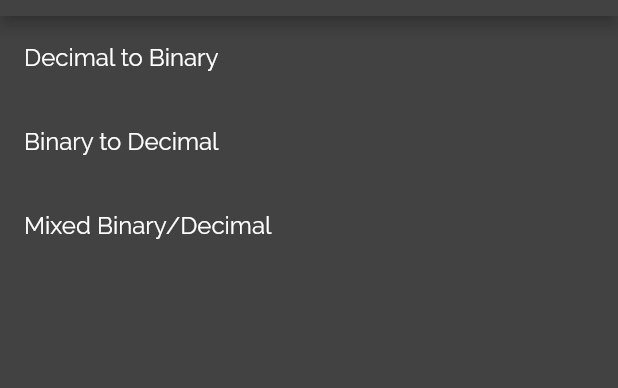
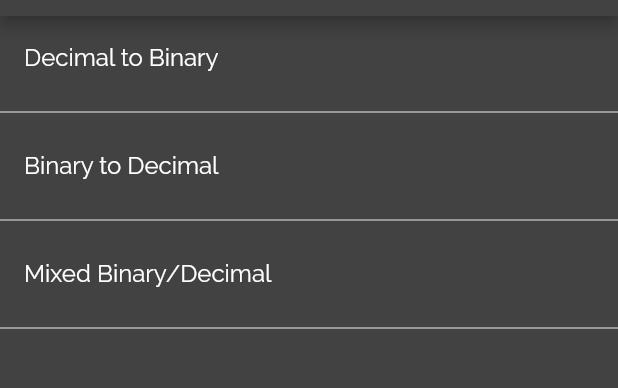
Before and after one commit to lkbrough/fluttery_geeky_math, a Flutter app: the MainMenu screen opened directly, after a tap on "Training", on a phone screen of 412 x 824 dp, the part 68-456 px from its top. Run offline on Flutter 3.47's test engine with Material 2 defaults, Android fonts, the phone set to English and light mode, and no system bars; our stand-ins replace cloud_firestore, firebase_auth; accounts and stored records are empty.

Commit message:
added dividers between list tiles.

```diff
--- a/lib/menu.dart
+++ b/lib/menu.dart
@@ -34,7 +34,7 @@ class MainMenu extends StatelessWidget {
     ListTile classManage = ListTile(title: Text("Classroom"), leading: Icon(Icons.school), onTap: (){ goToClass(context); } );
     ListTile randomTest = ListTile(title: Text("Training"), leading: Icon(Icons.fitness_center), onTap: (){ Navigator.push(context, MaterialPageRoute(builder: (context) => RandomTestSelection(_auth))); } );
 
-    menu = Container(child: Center(child: Column(children: <Widget>[classManage, randomTest],)));
+    menu = Container(child: Center(child: Column(children: <Widget>[classManage, Divider(), randomTest, Divider(), ],)));
 
     return Scaffold(appBar: AppBar(title: Text("Geeky Math - Menu")), body: menu);
   }
@@ -53,7 +53,7 @@ class RandomTestSelection extends StatelessWidget {
   @override
   Widget build(BuildContext context) {
     List<Widget> selections = List<Widget>.generate(3, (int index) {
-      return ListTile(title: Text("${test_types[index]}"), onTap: (){ startTest(context, index); });
+      return Column(children: [ListTile(title: Text("${test_types[index]}"), onTap: (){ startTest(context, index); }), Divider()]);
     });
 
     return Scaffold(appBar: AppBar(title: Text("Geeky Math - Select Test")), body: Container(child: Column(children: selections)));
```
Also changed, not shown: lib/classes.dart (+5 -5 lines).
